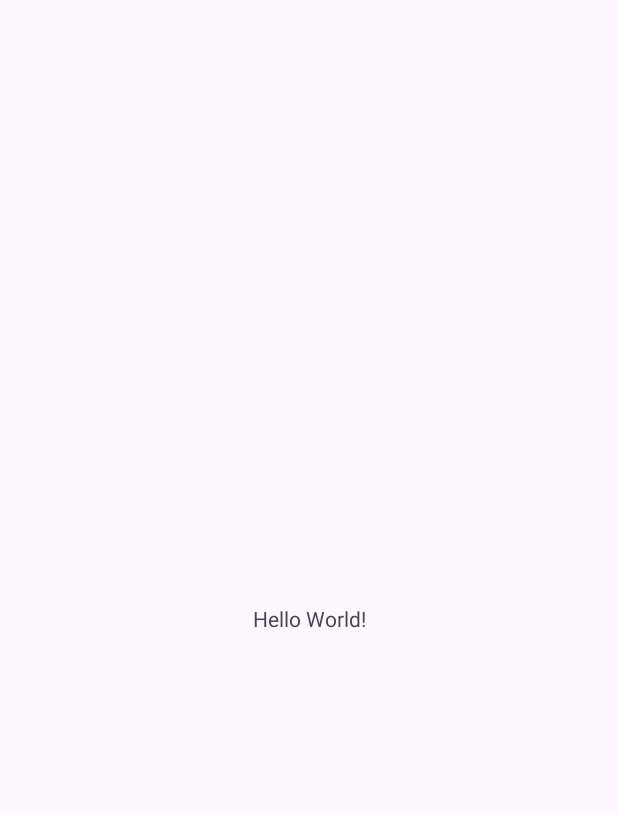
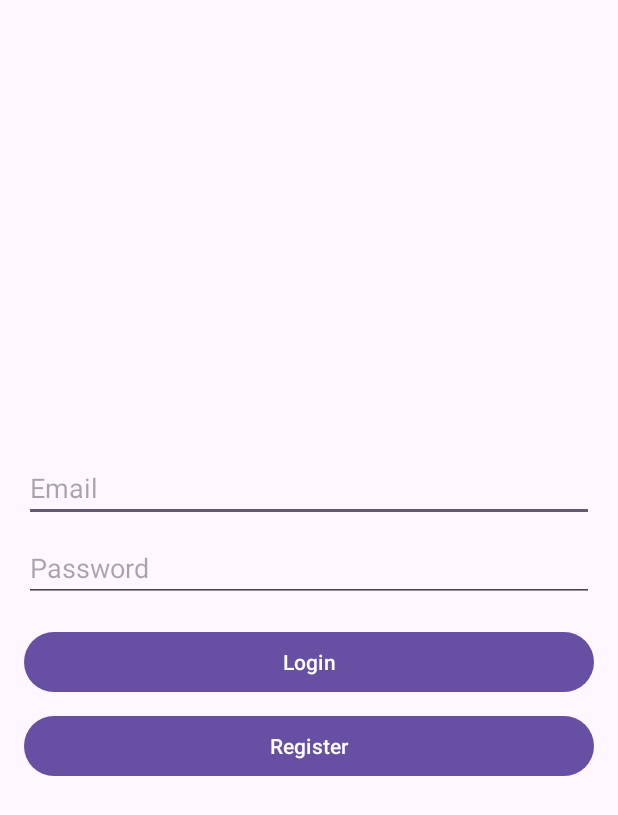
Before and after one commit to RonanTM7/cursach, an Android app: the screen it shows after launch (MainActivity before the commit, LoginActivity after it), on a phone screen of 412 x 824 dp. Before the commit the part shown is almost empty. Shown: the top 815 px of the screen. Run offline under Robolectric (Android 15) with nearby library versions, the phone set to English and light mode, and no system bars; our stand-ins replace Firebase (no records; nobody signed in at launch, a user with empty details on screens opened directly).

Commit message:
Приступил к работе

```diff
--- a/app/build.gradle.kts
+++ b/app/build.gradle.kts
@@ -1,5 +1,6 @@
 plugins {
     alias(libs.plugins.android.application)
+    id("com.google.gms.google-services")
 }
 
 android {
@@ -40,4 +41,7 @@ dependencies {
     testImplementation(libs.junit)
     androidTestImplementation(libs.ext.junit)
     androidTestImplementation(libs.espresso.core)
+    // Firebase
+    implementation(platform("com.google.firebase:firebase-bom:33.1.0"))
+    implementation("com.google.firebase:firebase-auth")
 }
--- a/app/src/main/AndroidManifest.xml
+++ b/app/src/main/AndroidManifest.xml
@@ -1,6 +1,8 @@
 <?xml version="1.0" encoding="utf-8"?>
 <manifest xmlns:android="http://schemas.android.com/apk/res/android"
     xmlns:tools="http://schemas.android.com/tools">
+
+    <uses-permission android:name="android.permission.INTERNET" />
 
     <application
         android:allowBackup="true"
@@ -12,7 +14,7 @@
         android:supportsRtl="true"
         android:theme="@style/Theme.Cursach">
         <activity
-            android:name=".MainActivity"
+            android:name=".LoginActivity"
             android:exported="true">
             <intent-filter>
                 <action android:name="android.intent.action.MAIN" />
@@ -20,6 +22,8 @@
                 <category android:name="android.intent.category.LAUNCHER" />
             </intent-filter>
         </activity>
+        <activity android:name=".RegisterActivity" />
+        <activity android:name=".MainActivity" />
     </application>
 
 </manifest>
--- /dev/null
+++ b/app/src/main/java/com/example/cursach/LoginActivity.java
@@ -0,0 +1,80 @@
+package com.example.cursach;
+
+import android.content.Intent;
+import android.os.Bundle;
+import android.text.TextUtils;
+import android.view.View;
+import android.widget.Button;
+import android.widget.EditText;
+import android.widget.Toast;
+
+import androidx.annotation.NonNull;
+import androidx.appcompat.app.AppCompatActivity;
+
+import com.google.android.gms.tasks.OnCompleteListener;
+import com.google.android.gms.tasks.Task;
+import com.google.firebase.auth.AuthResult;
+import com.google.firebase.auth.FirebaseAuth;
+
+public class LoginActivity extends AppCompatActivity {
+
+    private EditText editTextEmail, editTextPassword;
+    private Button buttonLogin, buttonRegister;
+    private FirebaseAuth mAuth;
+
+    @Override
+    protected void onCreate(Bundle savedInstanceState) {
+        super.onCreate(savedInstanceState);
+        setContentView(R.layout.activity_login);
+
+        mAuth = FirebaseAuth.getInstance();
+
+        editTextEmail = findViewById(R.id.editTextEmail);
+        editTextPassword = findViewById(R.id.editTextPassword);
+        buttonLogin = findViewById(R.id.buttonLogin);
+        buttonRegister = findViewById(R.id.buttonRegister);
+
+        buttonLogin.setOnClickListener(new View.OnClickListener() {
+            @Override
+            public void onClick(View v) {
+                loginUser();
+            }
+        });
+
+        buttonRegister.setOnClickListener(new View.OnClickListener() {
+            @Override
+            public void onClick(View v) {
+                startActivity(new Intent(LoginActivity.this, RegisterActivity.class));
+            }
+        });
+    }
+
+    private void loginUser() {
+        String email = editTextEmail.getText().toString().trim();
+        String password = editTextPassword.getText().toString().trim();
+
+        if (TextUtils.isEmpty(email)) {
+            Toast.makeText(getApplicationContext(), "Enter email address!", Toast.LENGTH_SHORT).show();
+            return;
+        }
+
+        if (TextUtils.isEmpty(password)) {
+            Toast.makeText(getApplicationContext(), "Enter password!", Toast.LENGTH_SHORT).show();
+            return;
+        }
+
+        mAuth.signInWithEmailAndPassword(email, password)
+                .addOnCompleteListener(this, new OnCompleteListener<AuthResult>() {
+                    @Override
+                    public void onComplete(@NonNull Task<AuthResult> task) {
+                        if (task.isSuccessful()) {
+                            Toast.makeText(LoginActivity.this, "Login successful.", Toast.LENGTH_SHORT).show();
+                            startActivity(new Intent(LoginActivity.this, MainActivity.class));
+                            finish();
+                        } else {
+                            Toast.makeText(LoginActivity.this, "Authentication failed.", Toast.LENGTH_SHORT).show();
+                        }
+                    }
+                });
+    }
+}
--- a/app/src/main/java/com/example/cursach/MainActivity.java
+++ b/app/src/main/java/com/example/cursach/MainActivity.java
@@ -1,24 +1,45 @@
 package com.example.cursach;
 
+import android.content.Intent;
 import android.os.Bundle;
+import android.view.View;
+import android.widget.Button;
 
-import androidx.activity.EdgeToEdge;
 import androidx.appcompat.app.AppCompatActivity;
-import androidx.core.graphics.Insets;
-import androidx.core.view.ViewCompat;
-import androidx.core.view.WindowInsetsCompat;
+
+import com.google.firebase.auth.FirebaseAuth;
+import com.google.firebase.auth.FirebaseUser;
 
 public class MainActivity extends AppCompatActivity {
+
+    private FirebaseAuth mAuth;
+    private Button buttonLogout;
 
     @Override
     protected void onCreate(Bundle savedInstanceState) {
         super.onCreate(savedInstanceState);
-        EdgeToEdge.enable(this);
+
+        mAuth = FirebaseAuth.getInstance();
+        FirebaseUser currentUser = mAuth.getCurrentUser();
+
+        if (currentUser == null) {
+            // Not signed in, launch the Login activity
+            startActivity(new Intent(this, LoginActivity.class));
+            finish();
+            return;
+        }
+
         setContentView(R.layout.activity_main);
-        ViewCompat.setOnApplyWindowInsetsListener(findViewById(R.id.main), (v, insets) -> {
-            Insets systemBars = insets.getInsets(WindowInsetsCompat.Type.systemBars());
-            v.setPadding(systemBars.left, systemBars.top, systemBars.right, systemBars.bottom);
-            return insets;
+
+        buttonLogout = findViewById(R.id.buttonLogout);
+
+        buttonLogout.setOnClickListener(new View.OnClickListener() {
+            @Override
+            public void onClick(View v) {
+                mAuth.signOut();
+                startActivity(new Intent(MainActivity.this, LoginActivity.class));
+                finish();
+            }
         });
     }
 }
--- /dev/null
+++ b/app/src/main/res/layout/activity_login.xml
@@ -0,0 +1,40 @@
+<?xml version="1.0" encoding="utf-8"?>
+<LinearLayout xmlns:android="http://schemas.android.com/apk/res/android"
+    xmlns:tools="http://schemas.android.com/tools"
+    android:layout_width="match_parent"
+    android:layout_height="match_parent"
+    android:orientation="vertical"
+    android:gravity="center"
+    android:padding="16dp"
+    tools:context=".LoginActivity">
+
+    <EditText
+        android:id="@+id/editTextEmail"
+        android:layout_width="match_parent"
+        android:layout_height="wrap_content"
+        android:hint="Email"
+        android:inputType="textEmailAddress"
+        android:layout_marginBottom="8dp"/>
+
+    <EditText
+        android:id="@+id/editTextPassword"
+        android:layout_width="match_parent"
+        android:layout_height="wrap_content"
+        android:hint="Password"
+        android:inputType="textPassword"
+        android:layout_marginBottom="16dp"/>
+
+    <Button
+        android:id="@+id/buttonLogin"
+        android:layout_width="match_parent"
+        android:layout_height="wrap_content"
+        android:text="Login"
+        android:layout_marginBottom="8dp"/>
+
+    <Button
+        android:id="@+id/buttonRegister"
+        android:layout_width="match_parent"
+        android:layout_height="wrap_content"
+        android:text="Register"/>
+
+</LinearLayout>
--- a/app/src/main/res/values/colors.xml
+++ b/app/src/main/res/values/colors.xml
@@ -2,4 +2,5 @@
 <resources>
     <color name="black">#FF000000</color>
     <color name="white">#FFFFFFFF</color>
+    <color name="beige">#FFEFD5</color>
 </resources>
--- a/build.gradle.kts
+++ b/build.gradle.kts
@@ -1,4 +1,5 @@
 // Top-level build file where you can add configuration options common to all sub-projects/modules.
 plugins {
     alias(libs.plugins.android.application) apply false
+    id("com.google.gms.google-services") version "4.4.1" apply false
 }
```
Also changed, not shown: app/src/main/java/com/example/cursach/RegisterActivity.java (added, +77 -0 lines), app/src/main/res/layout/activity_main.xml (+13 -2 lines), app/src/main/res/layout/activity_register.xml (added, +33 -0 lines), 1 other file.
